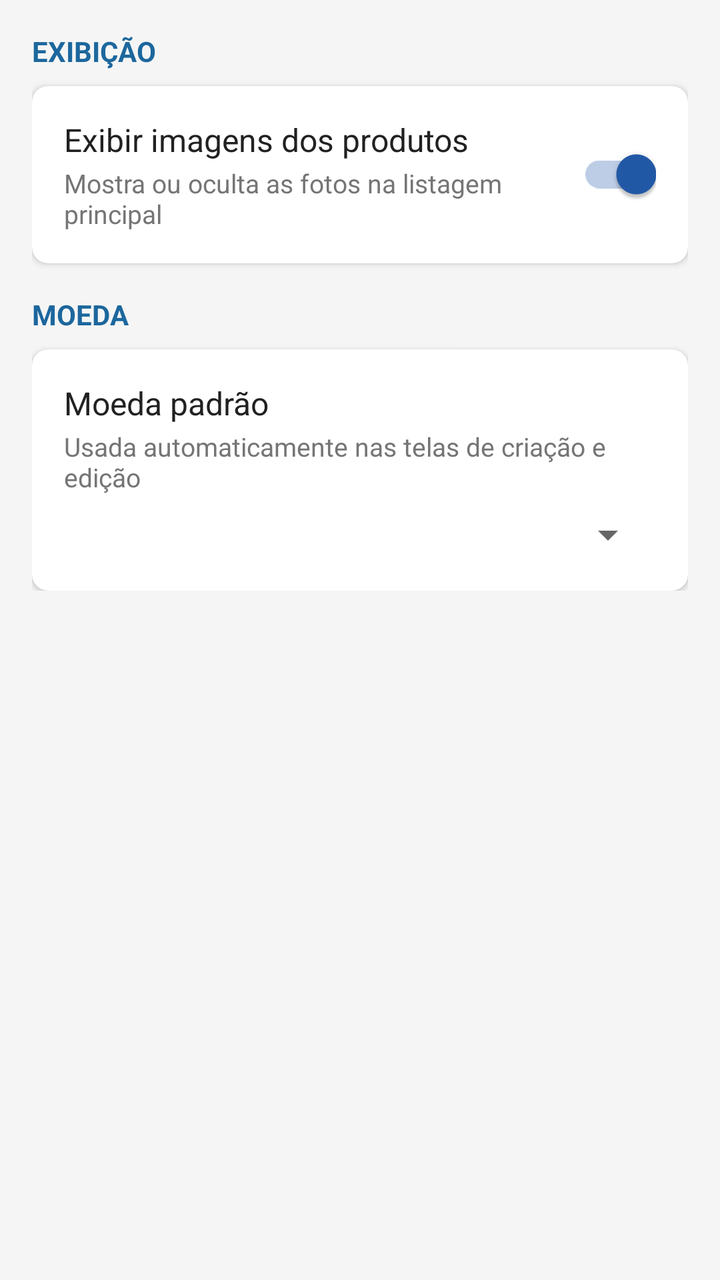
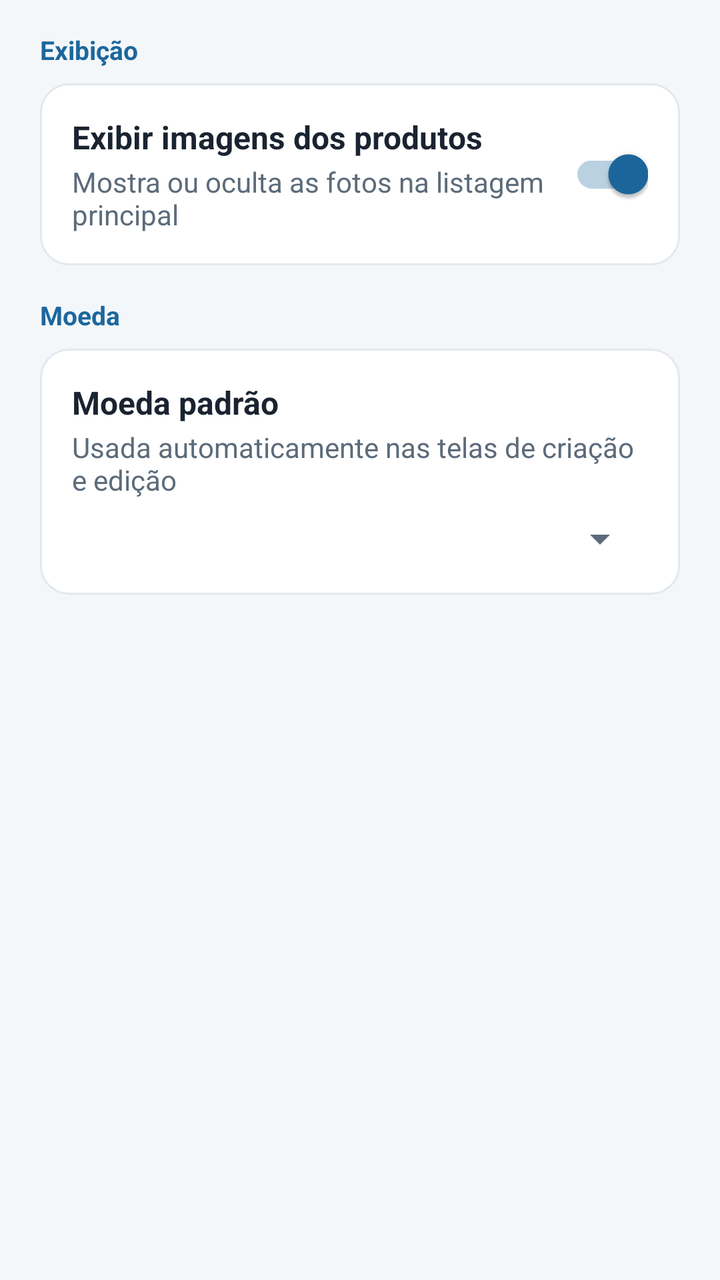

An Android layout rendered at two revisions. The XML below is the earlier revision; the diff shows what the commit changed to produce the second picture.
<!-- AndroidManifest.xml: application theme CustomActionBarTheme -->
<!-- res/layout/activity_settings.xml -->
<?xml version="1.0" encoding="utf-8"?>
<ScrollView xmlns:android="http://schemas.android.com/apk/res/android"
    android:layout_width="match_parent"
    android:layout_height="match_parent"
    android:fitsSystemWindows="true"

    android:background="#F5F5F5">

    <LinearLayout
        android:layout_width="match_parent"
        android:layout_height="wrap_content"
        android:orientation="vertical"
        android:padding="16dp">

        
        <TextView
            android:layout_width="wrap_content"
            android:layout_height="wrap_content"
            android:text="@string/settings_section_display"
            android:textColor="@color/system_bar"
            android:textStyle="bold"
            android:textSize="14sp"
            android:textAllCaps="true"
            android:layout_marginBottom="8dp" />

        <androidx.cardview.widget.CardView
            android:layout_width="match_parent"
            android:layout_height="wrap_content"
            android:layout_marginBottom="16dp"
            app:cardCornerRadius="8dp"
            app:cardElevation="2dp"
            xmlns:app="http://schemas.android.com/apk/res-auto">

            <LinearLayout
                android:layout_width="match_parent"
                android:layout_height="wrap_content"
                android:orientation="horizontal"
                android:gravity="center_vertical"
                android:padding="16dp">

                <LinearLayout
                    android:layout_width="0dp"
                    android:layout_height="wrap_content"
                    android:layout_weight="1"
                    android:orientation="vertical">

                    <TextView
                        android:layout_width="wrap_content"
                        android:layout_height="wrap_content"
                        android:text="@string/settings_show_images_title"
                        android:textColor="#212121"
                        android:textSize="16sp" />

                    <TextView
                        android:layout_width="wrap_content"
                        android:layout_height="wrap_content"
                        android:text="@string/settings_show_images_summary"
                        android:textColor="#757575"
                        android:textSize="13sp"
                        android:layout_marginTop="2dp" />

                </LinearLayout>

                <androidx.appcompat.widget.SwitchCompat
                    android:id="@+id/switchShowImages"
                    android:layout_width="wrap_content"
                    android:layout_height="wrap_content"
                    android:checked="true" />

            </LinearLayout>

        </androidx.cardview.widget.CardView>

        
        <TextView
            android:layout_width="wrap_content"
            android:layout_height="wrap_content"
            android:text="@string/settings_section_currency"
            android:textColor="@color/system_bar"
            android:textStyle="bold"
            android:textSize="14sp"
            android:textAllCaps="true"
            android:layout_marginBottom="8dp" />

        <androidx.cardview.widget.CardView
            android:layout_width="match_parent"
            android:layout_height="wrap_content"
            app:cardCornerRadius="8dp"
            app:cardElevation="2dp"
            xmlns:app="http://schemas.android.com/apk/res-auto">

            <LinearLayout
                android:layout_width="match_parent"
                android:layout_height="wrap_content"
                android:orientation="vertical"
                android:padding="16dp">

                <TextView
                    android:layout_width="wrap_content"
                    android:layout_height="wrap_content"
                    android:text="@string/settings_default_currency_title"
                    android:textColor="#212121"
                    android:textSize="16sp" />

                <TextView
                    android:layout_width="wrap_content"
                    android:layout_height="wrap_content"
                    android:text="@string/settings_default_currency_summary"
                    android:textColor="#757575"
                    android:textSize="13sp"
                    android:layout_marginTop="2dp"
                    android:layout_marginBottom="8dp" />

                <Spinner
                    android:id="@+id/spinnerDefaultCurrency"
                    android:layout_width="match_parent"
                    android:layout_height="wrap_content" />

            </LinearLayout>

        </androidx.cardview.widget.CardView>

    </LinearLayout>

</ScrollView>
<!-- resources referenced by this layout -->
<resources>
  <color name="system_bar">#ff1c679d</color>
  <style name="CustomActionBarTheme" parent="@style/Theme.AppCompat.Light.DarkActionBar">
          <item name="android:actionBarStyle">@style/MyActionBar</item>
          <item name="actionBarStyle">@style/MyActionBar</item>
          <item name="colorPrimary">@color/colorPrimary</item>
          <item name="colorPrimaryDark">@color/colorPrimaryDark</item>
          <item name="colorAccent">@color/colorAccent</item>
          
          <item name="android:statusBarColor">@color/system_bar</item>
          <item name="android:navigationBarColor">@color/system_bar</item>
          <item name="android:windowLightStatusBar">false</item>
          <item name="android:windowLightNavigationBar">false</item>
      </style>
  <color name="colorPrimary">#3F51B5</color>
  <color name="colorPrimaryDark">#303F9F</color>
  <color name="colorAccent">#225aa9</color>
  <color name="colorActionBar">#ff1c679d</color>
  <!-- unchanged entries left out for length: 7 -->
</resources>

<!-- the commit's change to res/layout/activity_settings.xml (unified diff, before → after) -->
@@ -3,123 +3,93 @@
     android:layout_width="match_parent"
     android:layout_height="match_parent"
     android:fitsSystemWindows="true"
-
-    android:background="#F5F5F5">
+    android:background="@color/color_surface">
 
     <LinearLayout
         android:layout_width="match_parent"
         android:layout_height="wrap_content"
         android:orientation="vertical"
-        android:padding="16dp">
+        android:paddingLeft="@dimen/screen_padding_horizontal"
+        android:paddingRight="@dimen/screen_padding_horizontal"
+        android:paddingTop="@dimen/screen_padding_top"
+        android:paddingBottom="@dimen/screen_padding_bottom">
 
-        
         <TextView
             android:layout_width="wrap_content"
             android:layout_height="wrap_content"
             android:text="@string/settings_section_display"
-            android:textColor="@color/system_bar"
-            android:textStyle="bold"
-            android:textSize="14sp"
-            android:textAllCaps="true"
-            android:layout_marginBottom="8dp" />
+            android:textAppearance="@style/TextAppearance.Estoque.Label"
+            android:layout_marginBottom="@dimen/field_gap" />
 
-        <androidx.cardview.widget.CardView
+        <LinearLayout
             android:layout_width="match_parent"
             android:layout_height="wrap_content"
-            android:layout_marginBottom="16dp"
-            app:cardCornerRadius="8dp"
-            app:cardElevation="2dp"
-            xmlns:app="http://schemas.android.com/apk/res-auto">
+            android:orientation="horizontal"
+            android:gravity="center_vertical"
+            android:background="@drawable/bg_surface"
+            android:padding="@dimen/group_padding_compact"
+            android:layout_marginBottom="@dimen/section_gap">
 
             <LinearLayout
-                android:layout_width="match_parent"
+                android:layout_width="0dp"
                 android:layout_height="wrap_content"
-                android:orientation="horizontal"
-                android:gravity="center_vertical"
-                android:padding="16dp">
+                android:layout_weight="1"
+                android:orientation="vertical"
+                android:paddingRight="@dimen/field_gap">
 
-                <LinearLayout
-                    android:layout_width="0dp"
-                    android:layout_height="wrap_content"
-                    android:layout_weight="1"
-                    android:orientation="vertical">
-
-                    <TextView
-                        android:layout_width="wrap_content"
-                        android:layout_height="wrap_content"
-                        android:text="@string/settings_show_images_title"
-                        android:textColor="#212121"
-                        android:textSize="16sp" />
-
-                    <TextView
-                        android:layout_width="wrap_content"
-                        android:layout_height="wrap_content"
-                        android:text="@string/settings_show_images_summary"
-                        android:textColor="#757575"
-                        android:textSize="13sp"
-                        android:layout_marginTop="2dp" />
-
-                </LinearLayout>
-
-                <androidx.appcompat.widget.SwitchCompat
-                    android:id="@+id/switchShowImages"
+                <TextView
                     android:layout_width="wrap_content"
                     android:layout_height="wrap_content"
-                    android:checked="true" />
+                    android:text="@string/settings_show_images_title"
+                    android:textAppearance="@style/TextAppearance.Estoque.Section" />
 
+                <TextView
+                    android:layout_width="wrap_content"
+                    android:layout_height="wrap_content"
+                    android:text="@string/settings_show_images_summary"
+                    android:textAppearance="@style/TextAppearance.Estoque.Supporting"
+                    android:layout_marginTop="2dp" />
             </LinearLayout>
 
-        </androidx.cardview.widget.CardView>
+            <androidx.appcompat.widget.SwitchCompat
+                android:id="@+id/switchShowImages"
+                android:layout_width="wrap_content"
+                android:layout_height="wrap_content"
+                android:checked="true" />
+        </LinearLayout>
 
-        
         <TextView
             android:layout_width="wrap_content"
             android:layout_height="wrap_content"
             android:text="@string/settings_section_currency"
-            android:textColor="@color/system_bar"
-            android:textStyle="bold"
-            android:textSize="14sp"
-            android:textAllCaps="true"
-            android:layout_marginBottom="8dp" />
+            android:textAppearance="@style/TextAppearance.Estoque.Label"
+            android:layout_marginBottom="@dimen/field_gap" />
 
-        <androidx.cardview.widget.CardView
+        <LinearLayout
             android:layout_width="match_parent"
             android:layout_height="wrap_content"
-            app:cardCornerRadius="8dp"
-            app:cardElevation="2dp"
-            xmlns:app="http://schemas.android.com/apk/res-auto">
+            android:orientation="vertical"
+            android:background="@drawable/bg_surface"
+            android:padding="@dimen/group_padding_compact">
 
-            <LinearLayout
+            <TextView
+                android:layout_width="wrap_content"
+                android:layout_height="wrap_content"
+                android:text="@string/settings_default_currency_title"
+                android:textAppearance="@style/TextAppearance.Estoque.Section" />
+
+            <TextView
+                android:layout_width="wrap_content"
+                android:layout_height="wrap_content"
+                android:text="@string/settings_default_currency_summary"
+                android:textAppearance="@style/TextAppearance.Estoque.Supporting"
+                android:layout_marginTop="2dp"
+                android:layout_marginBottom="@dimen/field_gap" />
+
+            <Spinner
+                android:id="@+id/spinnerDefaultCurrency"
                 android:layout_width="match_parent"
-                android:layout_height="wrap_content"
-                android:orientation="vertical"
-                android:padding="16dp">
-
-                <TextView
-                    android:layout_width="wrap_content"
-                    android:layout_height="wrap_content"
-                    android:text="@string/settings_default_currency_title"
-                    android:textColor="#212121"
-                    android:textSize="16sp" />
-
-                <TextView
-                    android:layout_width="wrap_content"
-                    android:layout_height="wrap_content"
-                    android:text="@string/settings_default_currency_summary"
-                    android:textColor="#757575"
-                    android:textSize="13sp"
-                    android:layout_marginTop="2dp"
-                    android:layout_marginBottom="8dp" />
-
-                <Spinner
-                    android:id="@+id/spinnerDefaultCurrency"
-                    android:layout_width="match_parent"
-                    android:layout_height="wrap_content" />
-
-            </LinearLayout>
-
-        </androidx.cardview.widget.CardView>
-
+                android:layout_height="wrap_content" />
+        </LinearLayout>
     </LinearLayout>
-
 </ScrollView>
<!-- resource entries referenced after the edit -->
@@ -1,22 +1,139 @@
 <!-- resources referenced by this layout -->
 <resources>
-  <color name="system_bar">#ff1c679d</color>
-  <style name="CustomActionBarTheme" parent="@style/Theme.AppCompat.Light.DarkActionBar">
+  <color name="color_surface">#F4F7FA</color>
+  <dimen name="field_gap">8dp</dimen>
+  <dimen name="group_padding_compact">16dp</dimen>
+  <dimen name="screen_padding_bottom">28dp</dimen>
+  <dimen name="screen_padding_horizontal">20dp</dimen>
+  <dimen name="screen_padding_top">16dp</dimen>
+  <dimen name="section_gap">16dp</dimen>
+  <!-- drawable bg_surface (drawable) -->
+  <?xml version="1.0" encoding="utf-8"?>
+  <shape xmlns:android="http://schemas.android.com/apk/res/android"
+      android:shape="rectangle">
+      <solid android:color="@color/color_surface_content" />
+      <corners android:radius="@dimen/radius_surface" />
+      <stroke
+          android:width="@dimen/stroke_width"
+          android:color="@color/color_border" />
+  </shape>
+  <style name="TextAppearance.Estoque.Label">
+          <item name="android:textSize">13sp</item>
+          <item name="android:textStyle">bold</item>
+          <item name="android:textColor">@color/color_brand</item>
+      </style>
+  <style name="TextAppearance.Estoque.Section">
+          <item name="android:textSize">16sp</item>
+          <item name="android:textStyle">bold</item>
+          <item name="android:textColor">@color/color_text</item>
+      </style>
+  <style name="TextAppearance.Estoque.Supporting">
+          <item name="android:textSize">14sp</item>
+          <item name="android:textColor">@color/color_text_muted</item>
+          <item name="android:lineSpacingExtra">3dp</item>
+      </style>
+  <color name="system_bar">@color/color_brand</color>
+  <style name="CustomActionBarTheme" parent="Theme.MaterialComponents.Light.DarkActionBar.Bridge">
           <item name="android:actionBarStyle">@style/MyActionBar</item>
           <item name="actionBarStyle">@style/MyActionBar</item>
           <item name="colorPrimary">@color/colorPrimary</item>
           <item name="colorPrimaryDark">@color/colorPrimaryDark</item>
           <item name="colorAccent">@color/colorAccent</item>
+          <item name="android:windowBackground">@color/color_surface</item>
+          <item name="colorControlActivated">@color/color_brand</item>
+          <item name="colorControlNormal">@color/color_text_muted</item>
+          <item name="android:textColorPrimary">@color/color_text</item>
+          <item name="android:textColorSecondary">@color/color_text_muted</item>
+          <item name="buttonStyle">@style/Widget.Estoque.Button.Primary</item>
+          <item name="android:buttonStyle">@style/Widget.Estoque.Button.Primary</item>
+          <item name="materialButtonStyle">@style/Widget.Estoque.Button.Primary</item>
+          <item name="alertDialogTheme">@style/Theme.Estoque.Dialog</item>
+          <item name="android:alertDialogTheme">@style/Theme.Estoque.Dialog</item>
+          <item name="textInputStyle">@style/Widget.Estoque.TextInputLayout</item>
+          
+          <item name="viewInflaterClass">androidx.appcompat.app.AppCompatViewInflater</item>
           
           <item name="android:statusBarColor">@color/system_bar</item>
           <item name="android:navigationBarColor">@color/system_bar</item>
           <item name="android:windowLightStatusBar">false</item>
           <item name="android:windowLightNavigationBar">false</item>
       </style>
-  <color name="colorPrimary">#3F51B5</color>
-  <color name="colorPrimaryDark">#303F9F</color>
-  <color name="colorAccent">#225aa9</color>
-  <color name="colorActionBar">#ff1c679d</color>
+  <color name="color_surface_content">#FFFFFF</color>
+  <dimen name="radius_surface">14dp</dimen>
+  <dimen name="stroke_width">1dp</dimen>
+  <color name="color_border">#E3E8EE</color>
+  <color name="color_brand">#1C679D</color>
+  <color name="color_text">#1A2330</color>
+  <color name="color_text_muted">#5C6B7A</color>
+  <color name="colorPrimary">@color/color_brand</color>
+  <color name="colorPrimaryDark">@color/color_brand_dark</color>
+  <color name="colorAccent">@color/color_brand</color>
+  <style name="Widget.Estoque.Button.Primary" parent="Widget.AppCompat.Button">
+          <item name="android:background">@drawable/bg_button_primary</item>
+          <item name="android:textColor">@color/button_primary_text</item>
+          <item name="android:textAllCaps">false</item>
+          <item name="android:textSize">16sp</item>
+          <item name="android:textStyle">bold</item>
+          <item name="android:paddingTop">@dimen/button_padding_vertical</item>
+          <item name="android:paddingBottom">@dimen/button_padding_vertical</item>
+          <item name="android:minHeight">@dimen/button_min_height</item>
+          <item name="android:stateListAnimator">@null</item>
+          <item name="android:elevation">0dp</item>
+      </style>
+  <style name="Theme.Estoque.Dialog" parent="Theme.MaterialComponents.Light.Dialog.Alert.Bridge">
+          <item name="colorAccent">@color/color_brand</item>
+          <item name="colorPrimary">@color/color_brand</item>
+          <item name="android:textColorPrimary">@color/color_text</item>
+          <item name="android:windowBackground">@color/color_surface_content</item>
+          <item name="textInputStyle">@style/Widget.Estoque.TextInputLayout</item>
+          <item name="viewInflaterClass">androidx.appcompat.app.AppCompatViewInflater</item>
+      </style>
+  <style name="Widget.Estoque.TextInputLayout" parent="Widget.MaterialComponents.TextInputLayout.OutlinedBox">
+          <item name="boxStrokeColor">@color/input_stroke</item>
+          <item name="hintTextColor">@color/color_brand</item>
+          <item name="android:textColorHint">@color/color_text_muted</item>
+          <item name="boxCornerRadiusTopStart">@dimen/radius_button</item>
+          <item name="boxCornerRadiusTopEnd">@dimen/radius_button</item>
+          <item name="boxCornerRadiusBottomStart">@dimen/radius_button</item>
+          <item name="boxCornerRadiusBottomEnd">@dimen/radius_button</item>
+          <item name="boxStrokeWidth">@dimen/stroke_width</item>
+          <item name="boxStrokeWidthFocused">@dimen/stroke_width_button</item>
+      </style>
+  <color name="colorActionBar">@color/color_brand</color>
+  <color name="color_brand_dark">#15537E</color>
+  <!-- drawable bg_button_primary (drawable) -->
+  <?xml version="1.0" encoding="utf-8"?>
+  <ripple xmlns:android="http://schemas.android.com/apk/res/android"
+      android:color="@color/color_ripple_on_brand">
+      <item android:id="@android:id/mask">
+          <shape android:shape="rectangle">
+              <solid android:color="@android:color/white" />
+              <corners android:radius="@dimen/radius_button" />
+          </shape>
+      </item>
+      <item>
+          <selector>
+              <item android:state_enabled="false">
+                  <shape android:shape="rectangle">
+                      <solid android:color="@color/color_disabled" />
+                      <corners android:radius="@dimen/radius_button" />
+                  </shape>
+              </item>
+              <item>
+                  <shape android:shape="rectangle">
+                      <solid android:color="@color/color_brand" />
+                      <corners android:radius="@dimen/radius_button" />
+                  </shape>
+              </item>
+          </selector>
+      </item>
+  </ripple>
+  <dimen name="button_padding_vertical">14dp</dimen>
+  <dimen name="button_min_height">48dp</dimen>
+  <dimen name="radius_button">10dp</dimen>
+  <dimen name="stroke_width_button">1.5dp</dimen>
+  <color name="color_ripple_on_brand">#33FFFFFF</color>
+  <color name="color_disabled">#C5CDD6</color>
   <!-- unchanged entries left out for length: 7 -->
 </resources>
 
